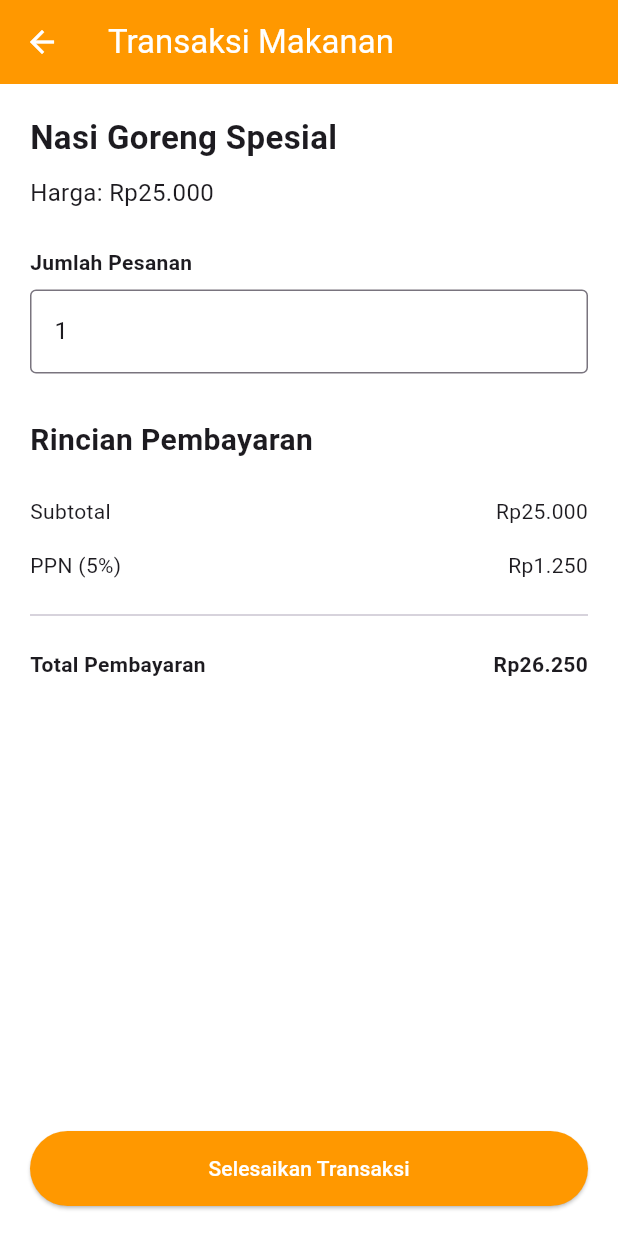
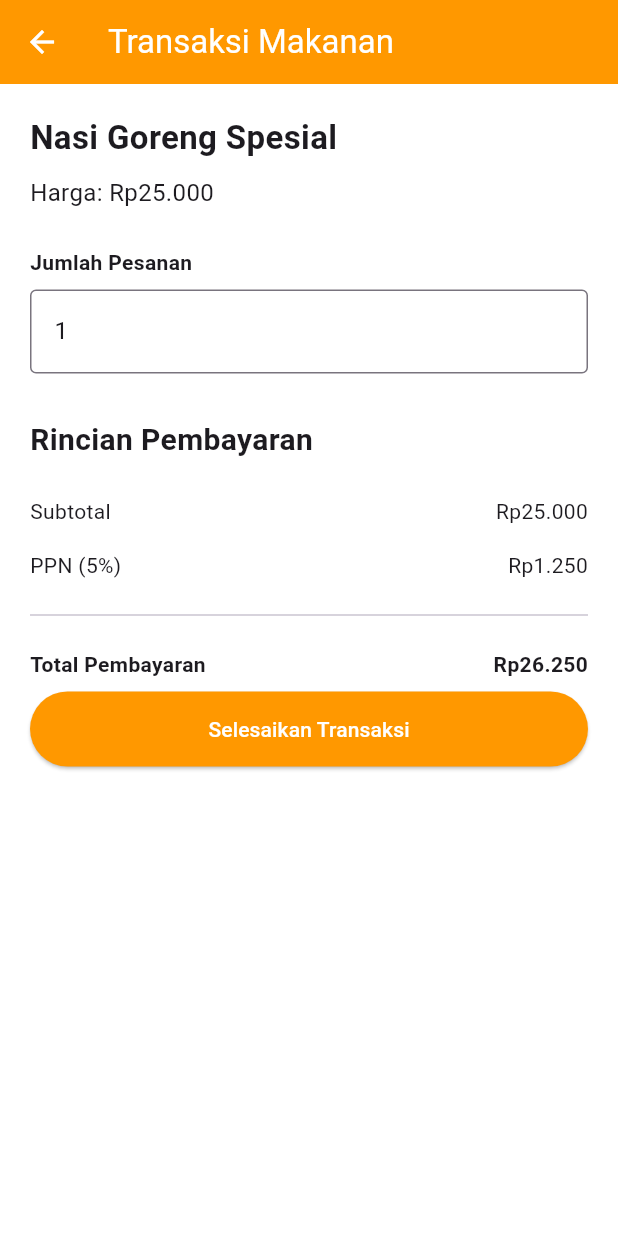
Before and after one commit to tasyakittyav1452-cell/pas_kuliner, a Flutter app: the TransactionPage screen opened directly with sample values from the repository, on a phone screen of 412 x 824 dp. Run offline on Flutter 3.47's test engine with Material 3 defaults, Android fonts, the phone set to English and light mode, and no system bars.

Commit message:
Fix transaction page keyboard overflow

```diff
--- a/lib/pages/transaction_page.dart
+++ b/lib/pages/transaction_page.dart
@@ -65,7 +65,7 @@ class _TransactionPageState extends State<TransactionPage> {
         backgroundColor: Colors.orange,
         foregroundColor: Colors.white,
       ),
-      body: Padding(
+      body: SingleChildScrollView(
         padding: const EdgeInsets.all(20),
         child: Column(
           crossAxisAlignment: CrossAxisAlignment.start,
@@ -130,8 +130,6 @@ class _TransactionPageState extends State<TransactionPage> {
               isBold: true,
             ),
 
-            const Spacer(),
-
             // Tombol menyelesaikan transaksi.
             SizedBox(
               width: double.infinity,
```
Also changed, not shown: lib/controllers/login_controller.dart (+22 -15 lines), lib/pages/profile_page.dart (+5 -5 lines).
